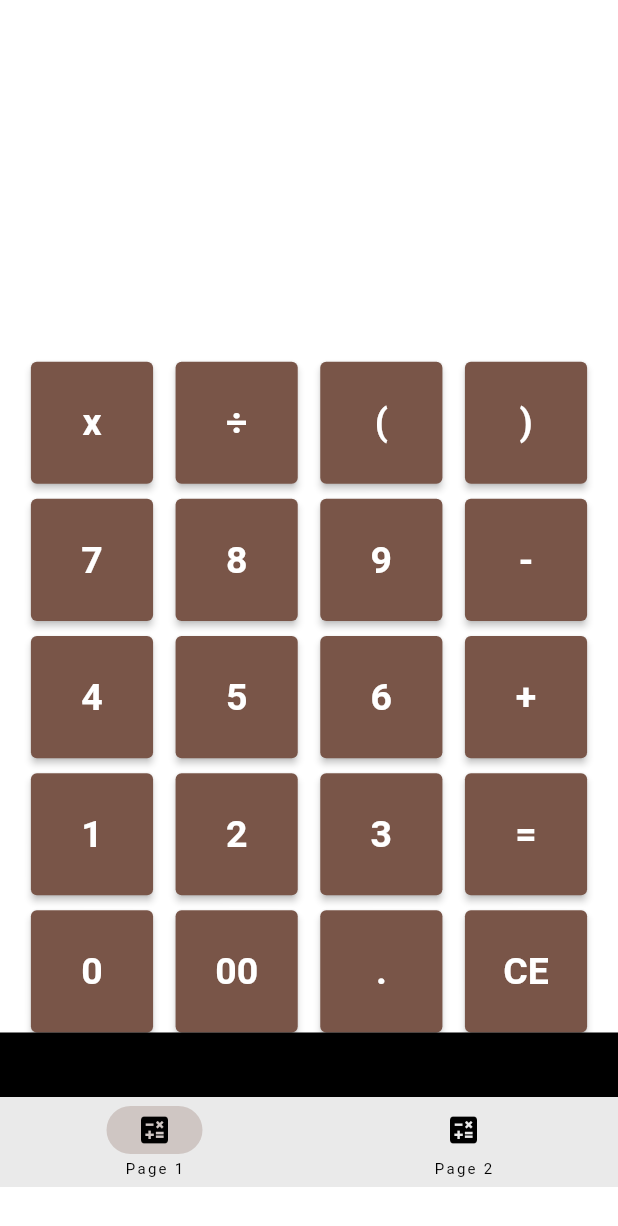
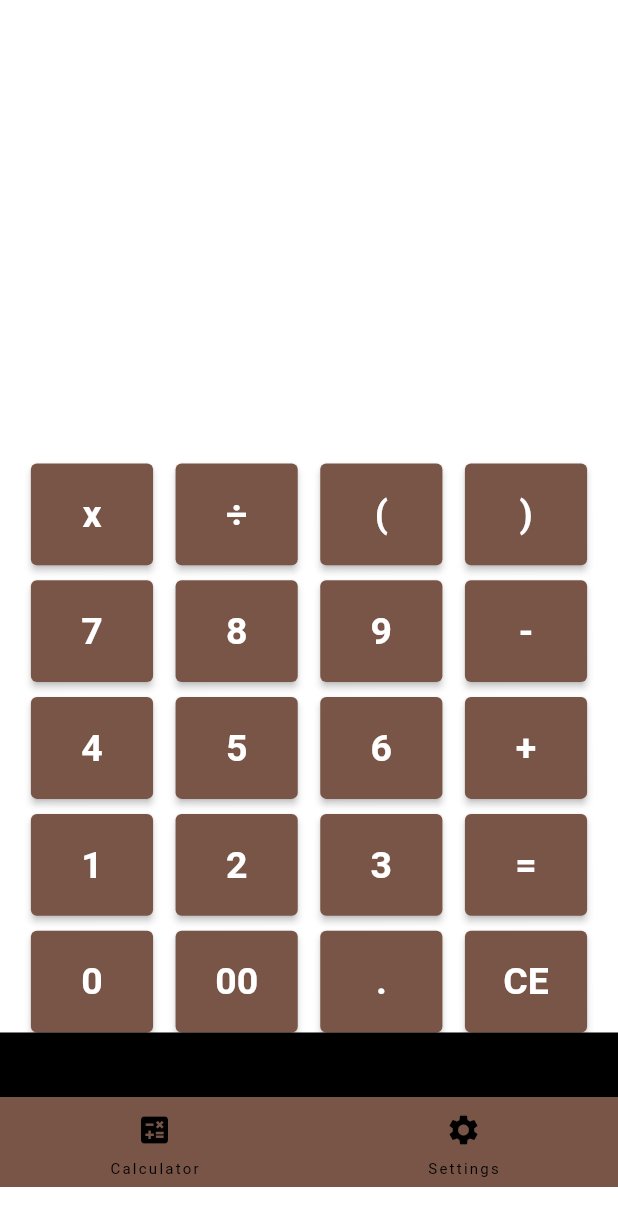
Before and after one commit to Kara-Zor-El/Flutter-Learning, a Flutter app: the screen it shows after launch, on a phone screen of 412 x 824 dp. Shown: the top 1226 px of the screen. Run offline on Flutter 3.47's test engine with Material 2 defaults, Android fonts, the phone set to English and light mode, and no system bars.

Commit message:
Added basic settings page lol

```diff
--- a/calculator_app/lib/calculator.dart
+++ b/calculator_app/lib/calculator.dart
@@ -267,6 +267,7 @@ class _CalculatorState extends State<Calculator> {
               scrollDirection: Axis.vertical,
               mainAxisSpacing: 10,
               crossAxisSpacing: 15,
+              childAspectRatio: 1.2,
               padding: EdgeInsets.zero,
               shrinkWrap: true,
               crossAxisCount: 4,
--- a/calculator_app/lib/main.dart
+++ b/calculator_app/lib/main.dart
@@ -33,9 +33,58 @@ class _MyCalculatorAppState extends State<MyCalculatorApp> {
   Widget build(BuildContext context) {
     if (index == 0) {
       return Column(
-        children: const [
-          Calculator(),
-          MyNavbar(),
+        children: [
+          const Calculator(),
+          SizedBox(
+            width: MediaQuery.of(context).size.width,
+            height: MediaQuery.of(context).size.height / 8,
+            child: Scaffold(
+              bottomNavigationBar: NavigationBar(
+                backgroundColor: Colors.brown,
+                height: 60,
+                onDestinationSelected: (index) =>
+                    setState(() => this.index = index),
+                destinations: const [
+                  NavigationDestination(
+                    icon: Icon(Icons.calculate),
+                    label: "Calculator",
+                  ),
+                  NavigationDestination(
+                    icon: Icon(Icons.settings),
+                    label: "Settings",
+                  ),
+                ],
+              ),
+            ),
+          )
+        ],
+      );
+    } else if (index == 1) {
+      return Column(
+        children: [
+          Text("Welcome to the settings screen"),
+          SizedBox(
+            width: MediaQuery.of(context).size.width,
+            height: MediaQuery.of(context).size.height / 8,
+            child: Scaffold(
+              bottomNavigationBar: NavigationBar(
+                backgroundColor: Colors.brown,
+                height: 60,
+                onDestinationSelected: (index) =>
+                    setState(() => this.index = index),
+                destinations: const [
+                  NavigationDestination(
+                    icon: Icon(Icons.calculate),
+                    label: "Calculator",
+                  ),
+                  NavigationDestination(
+                    icon: Icon(Icons.settings),
+                    label: "Settings",
+                  ),
+                ],
+              ),
+            ),
+          )
         ],
       );
     }
--- a/calculator_app/lib/navbar.dart
+++ b/calculator_app/lib/navbar.dart
@@ -1,30 +1,31 @@
-import 'package:flutter/material.dart';
-import 'package:flutter/src/widgets/container.dart';
-import 'package:flutter/src/widgets/framework.dart';
+// import 'package:flutter/material.dart';
+// import './main.dart';
 
-class MyNavbar extends StatelessWidget {
-  const MyNavbar({super.key});
+// class MyNavbar extends StatelessWidget {
+//   const MyNavbar({super.key});
 
-  @override
-  Widget build(BuildContext context) {
-    return Container(
-      width: MediaQuery.of(context).size.width,
-      height: MediaQuery.of(context).size.height / 8,
-      child: Scaffold(
-        bottomNavigationBar: NavigationBar(
-          height: 60,
-          destinations: const [
-            NavigationDestination(
-              icon: Icon(Icons.calculate),
-              label: "Page 1",
-            ),
-            NavigationDestination(
-              icon: Icon(Icons.calculate),
-              label: "Page 2",
-            ),
-          ],
-        ),
-      ),
-    );
-  }
-}
+//   @override
+//   Widget build(BuildContext context) {
+//     return SizedBox(
+//       width: MediaQuery.of(context).size.width,
+//       height: MediaQuery.of(context).size.height / 8,
+//       child: Scaffold(
+//         bottomNavigationBar: NavigationBar(
+//           backgroundColor: Colors.brown,
+//           height: 60,
+//           destinations: const [
+//             NavigationDestination(
+//               icon: Icon(Icons.calculate),
+//               label: "Calculator",
+//             ),
+//             NavigationDestination(
+//               icon: Icon(Icons.settings),
+//               label: "Settings",
+//             ),
+//           ],
+//         ),
+//       ),
+//     );
+//   }
+// }
+// Gonna put navbar in an another file later, having some trouble rn.
```
